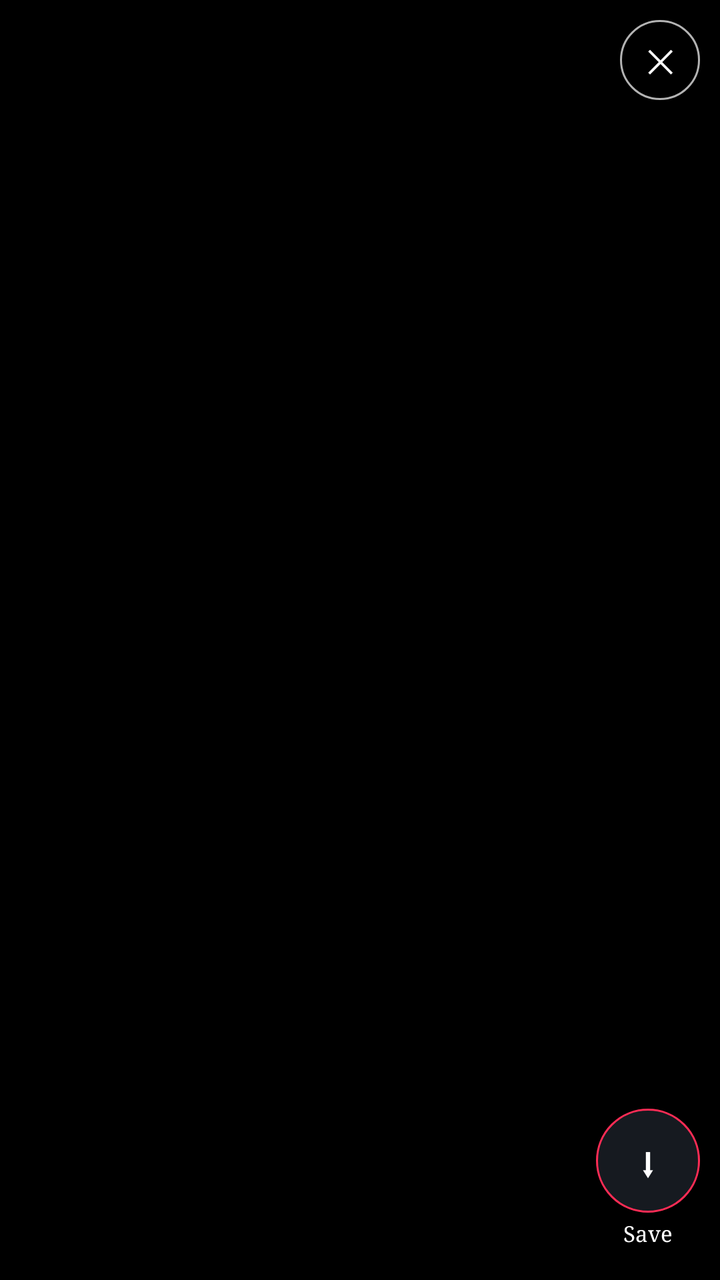
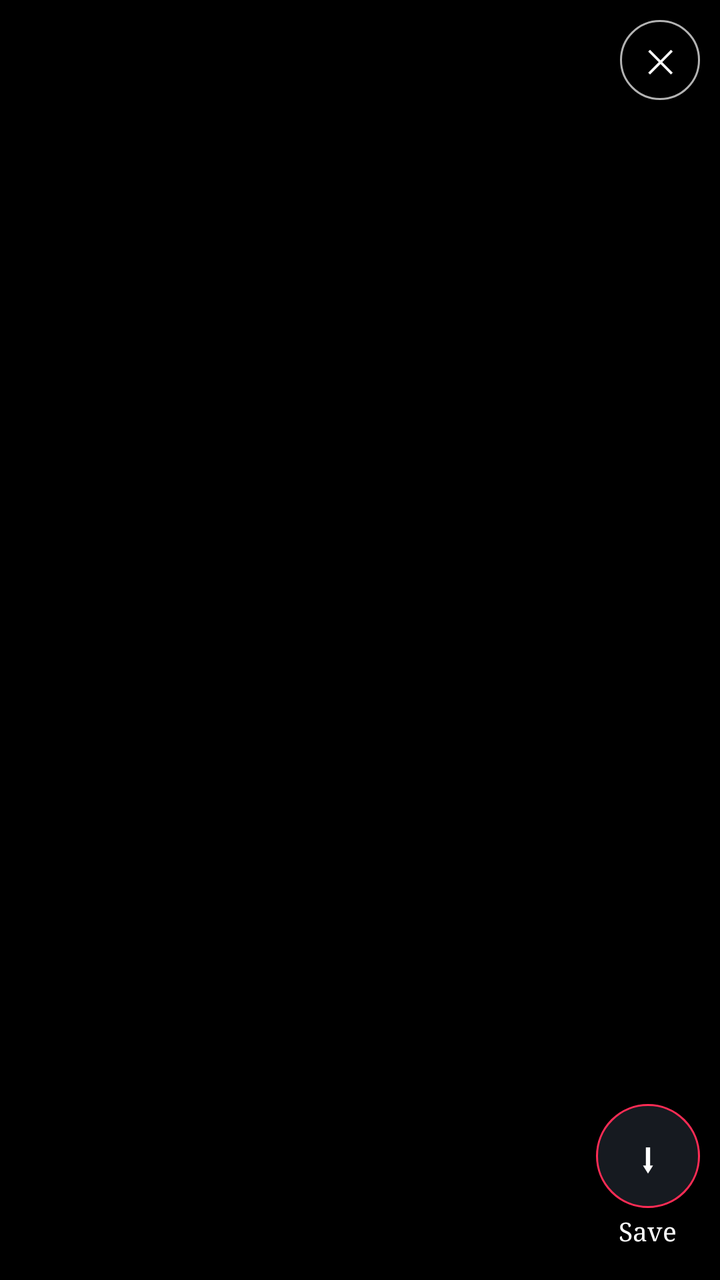

The first picture is an Android layout as it rendered before a commit; the second is the same layout after the commit. The layout source and the unified diff follow.
<!-- AndroidManifest.xml: activity theme Theme.TikTokGrab.Fullscreen -->
<!-- res/layout/activity_player.xml -->
<?xml version="1.0" encoding="utf-8"?>
<FrameLayout xmlns:android="http://schemas.android.com/apk/res/android"
    android:layout_width="match_parent"
    android:layout_height="match_parent"
    android:background="@android:color/black">

    <androidx.viewpager2.widget.ViewPager2
        android:id="@+id/pager"
        android:layout_width="match_parent"
        android:layout_height="match_parent" />

    <TextView
        android:id="@+id/counter"
        android:layout_width="wrap_content"
        android:layout_height="wrap_content"
        android:layout_gravity="top|start"
        android:layout_margin="12dp"
        android:background="@drawable/badge_bg"
        android:paddingStart="9dp"
        android:paddingTop="3dp"
        android:paddingEnd="9dp"
        android:paddingBottom="3dp"
        android:textColor="@color/on_video"
        android:textSize="12sp" />

    <TextView
        android:id="@+id/close"
        android:layout_width="40dp"
        android:layout_height="40dp"
        android:layout_gravity="top|end"
        android:layout_margin="10dp"
        android:background="@drawable/play_bg"
        android:gravity="center"
        android:text="✕"
        android:textColor="@color/on_video"
        android:textSize="16sp" />

    <LinearLayout
        android:layout_width="wrap_content"
        android:layout_height="wrap_content"
        android:layout_gravity="bottom|end"
        android:layout_marginEnd="10dp"
        android:layout_marginBottom="16dp"
        android:gravity="center_horizontal"
        android:orientation="vertical">

        <TextView
            android:id="@+id/saveBtn"
            android:layout_width="52dp"
            android:layout_height="52dp"
            android:background="@drawable/save_bg"
            android:gravity="center"
            android:text="⬇"
            android:textColor="@color/on_video"
            android:textSize="20sp" />

        <TextView
            android:id="@+id/saveLabel"
            android:layout_width="wrap_content"
            android:layout_height="wrap_content"
            android:layout_marginTop="3dp"
            android:shadowColor="#80000000"
            android:shadowRadius="4"
            android:text="@string/save"
            android:textColor="@color/on_video"
            android:textSize="11sp" />
    </LinearLayout>

    <TextView
        android:id="@+id/playerStatus"
        android:layout_width="match_parent"
        android:layout_height="wrap_content"
        android:layout_gravity="bottom"
        android:layout_marginBottom="16dp"
        android:layout_marginStart="12dp"
        android:layout_marginEnd="80dp"
        android:ellipsize="end"
        android:maxLines="1"
        android:shadowColor="#80000000"
        android:shadowRadius="4"
        android:textColor="@color/on_video_muted"
        android:textSize="12sp" />

</FrameLayout>
<!-- resources referenced by this layout -->
<resources>
  <color name="on_video">#FFFFFF</color>
  <color name="on_video_muted">#AEB0BD</color>
  <!-- drawable badge_bg (drawable) -->
  <?xml version="1.0" encoding="utf-8"?>
  <shape xmlns:android="http://schemas.android.com/apk/res/android" android:shape="rectangle">
      <solid android:color="#B3000000" />
      <corners android:radius="4dp" />
  </shape>
  <!-- drawable play_bg (drawable) -->
  <?xml version="1.0" encoding="utf-8"?>
  <shape xmlns:android="http://schemas.android.com/apk/res/android" android:shape="oval">
      <solid android:color="#A8000000" />
      <stroke android:width="1dp" android:color="#B3FFFFFF" />
  </shape>
  <!-- drawable save_bg (drawable) -->
  <?xml version="1.0" encoding="utf-8"?>
  <shape xmlns:android="http://schemas.android.com/apk/res/android" android:shape="oval">
      <solid android:color="#CC1C2128" />
      <stroke android:width="1dp" android:color="@color/accent" />
  </shape>
  <string name="save">Save</string>
  <style name="Theme.TikTokGrab.Fullscreen" parent="Theme.TikTokGrab">
          <item name="android:windowBackground">@android:color/black</item>
          <item name="android:statusBarColor">@android:color/black</item>
          <item name="android:navigationBarColor">@android:color/black</item>
          <item name="android:windowLightStatusBar">false</item>
      </style>
  <color name="accent">#FE2C55</color>
  <style name="Theme.TikTokGrab" parent="Theme.Material3.DayNight.NoActionBar">
          <item name="colorPrimary">@color/accent</item>
          <item name="colorOnPrimary">@color/on_accent</item>
          <item name="colorSecondary">@color/cyan</item>
          <item name="colorSurface">@color/card</item>
          <item name="colorOnSurface">@color/text</item>
          <item name="android:colorBackground">@color/bg</item>
          <item name="android:windowBackground">@color/bg</item>
          <item name="android:statusBarColor">@color/bg</item>
          <item name="android:navigationBarColor">@color/bg</item>
          <item name="android:windowLightStatusBar">@bool/light_status_bar</item>
          <item name="android:textViewStyle">@style/Widget.Grab.Text</item>
          <item name="materialButtonStyle">@style/Widget.Grab.Button</item>
          <item name="materialButtonOutlinedStyle">@style/Widget.Grab.Button.Outlined</item>
      </style>
  <color name="on_accent">#FFFFFF</color>
  <color name="cyan">#00A89B</color>
  <color name="card">#F8F8F8</color>
  <color name="text">#161823</color>
  <color name="bg">#FFFFFF</color>
  <style name="Widget.Grab.Text" parent="android:Widget.TextView">
          <item name="android:fontFamily">serif</item>
      </style>
  <style name="Widget.Grab.Button" parent="Widget.Material3.Button">
          <item name="android:fontFamily">serif</item>
          <item name="android:textAllCaps">false</item>
          <item name="cornerRadius">12dp</item>
      </style>
  <style name="Widget.Grab.Button.Outlined" parent="Widget.Material3.Button.OutlinedButton">
          <item name="android:fontFamily">serif</item>
          <item name="android:textAllCaps">false</item>
          <item name="cornerRadius">12dp</item>
      </style>
</resources>

<!-- the commit's change to res/layout/activity_player.xml (unified diff, before → after) -->
@@ -63,7 +63,7 @@
             android:shadowRadius="4"
             android:text="@string/save"
             android:textColor="@color/on_video"
-            android:textSize="11sp" />
+            android:textSize="@dimen/text_caption" />
     </LinearLayout>
 
     <TextView
<!-- resource entries referenced after the edit -->
@@ -2,6 +2,7 @@
 <resources>
   <color name="on_video">#FFFFFF</color>
   <color name="on_video_muted">#AEB0BD</color>
+  <dimen name="text_caption">13sp</dimen>
   <!-- drawable badge_bg (drawable) -->
   <?xml version="1.0" encoding="utf-8"?>
   <shape xmlns:android="http://schemas.android.com/apk/res/android" android:shape="rectangle">
@@ -42,6 +43,7 @@
           <item name="android:textViewStyle">@style/Widget.Grab.Text</item>
           <item name="materialButtonStyle">@style/Widget.Grab.Button</item>
           <item name="materialButtonOutlinedStyle">@style/Widget.Grab.Button.Outlined</item>
+          <item name="android:windowAnimationStyle">@style/Animation.Grab.Window</item>
       </style>
   <color name="on_accent">#FFFFFF</color>
   <color name="cyan">#00A89B</color>
@@ -55,11 +57,22 @@
           <item name="android:fontFamily">serif</item>
           <item name="android:textAllCaps">false</item>
           <item name="cornerRadius">12dp</item>
+          <item name="android:minHeight">@dimen/touch_min</item>
+          <item name="android:stateListAnimator">@anim/grab_press_scale</item>
       </style>
   <style name="Widget.Grab.Button.Outlined" parent="Widget.Material3.Button.OutlinedButton">
           <item name="android:fontFamily">serif</item>
           <item name="android:textAllCaps">false</item>
           <item name="cornerRadius">12dp</item>
+          <item name="android:minHeight">@dimen/touch_min</item>
+          <item name="android:stateListAnimator">@anim/grab_press_scale</item>
       </style>
+  <style name="Animation.Grab.Window" parent="@android:style/Animation.Activity">
+          <item name="android:activityOpenEnterAnimation">@anim/grab_screen_enter</item>
+          <item name="android:activityOpenExitAnimation">@anim/grab_screen_exit</item>
+          <item name="android:activityCloseEnterAnimation">@anim/grab_close_enter</item>
+          <item name="android:activityCloseExitAnimation">@anim/grab_close_exit</item>
+      </style>
+  <dimen name="touch_min">48dp</dimen>
 </resources>
 
